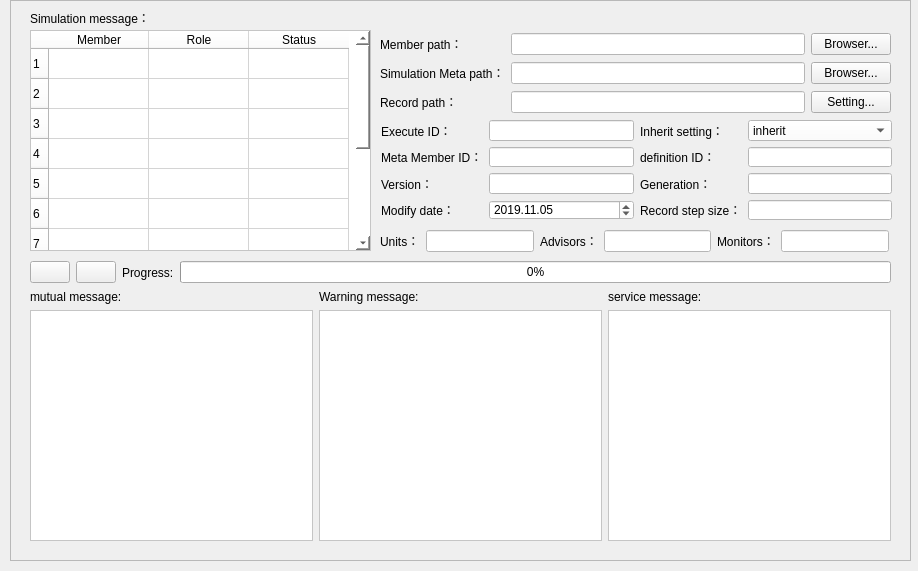
First picture: the form in UI/simulation_exe_Form.ui, repository ANiMA931/simulation_execution_monitoring, before the edit.
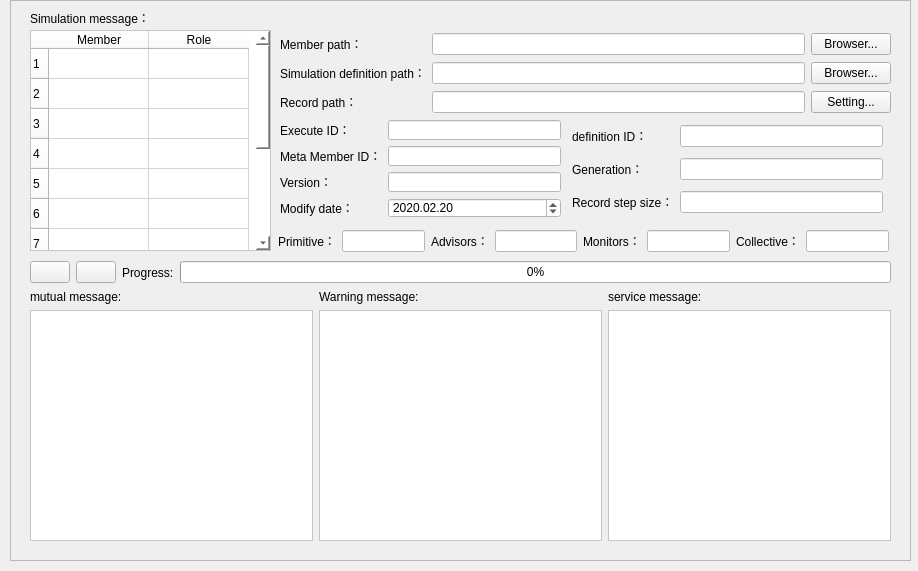
Second picture: the form after the edit. Icons and pictures are not drawn.

The edit to the form file:
```diff
--- a/UI/simulation_exe_Form.ui
+++ b/UI/simulation_exe_Form.ui
@@ -113,7 +113,7 @@
      <rect>
       <x>20</x>
       <y>30</y>
-      <width>341</width>
+      <width>241</width>
       <height>221</height>
      </rect>
     </property>
@@ -185,11 +185,6 @@
       <string>Role</string>
      </property>
     </column>
-    <column>
-     <property name="text">
-      <string>Status</string>
-     </property>
-    </column>
     <item row="0" column="0">
      <property name="text">
       <string/>
@@ -200,11 +195,6 @@
       <string/>
      </property>
     </item>
-    <item row="0" column="2">
-     <property name="text">
-      <string/>
-     </property>
-    </item>
     <item row="1" column="0">
      <property name="text">
       <string/>
@@ -215,11 +205,6 @@
       <string/>
      </property>
     </item>
-    <item row="1" column="2">
-     <property name="text">
-      <string/>
-     </property>
-    </item>
     <item row="2" column="0">
      <property name="text">
       <string/>
@@ -230,11 +215,6 @@
       <string/>
      </property>
     </item>
-    <item row="2" column="2">
-     <property name="text">
-      <string/>
-     </property>
-    </item>
     <item row="3" column="0">
      <property name="text">
       <string/>
@@ -245,11 +225,6 @@
       <string/>
      </property>
     </item>
-    <item row="3" column="2">
-     <property name="text">
-      <string/>
-     </property>
-    </item>
     <item row="4" column="0">
      <property name="text">
       <string/>
@@ -260,11 +235,6 @@
       <string/>
      </property>
     </item>
-    <item row="4" column="2">
-     <property name="text">
-      <string/>
-     </property>
-    </item>
     <item row="5" column="0">
      <property name="text">
       <string/>
@@ -275,11 +245,6 @@
       <string/>
      </property>
     </item>
-    <item row="5" column="2">
-     <property name="text">
-      <string/>
-     </property>
-    </item>
     <item row="6" column="0">
      <property name="text">
       <string/>
@@ -290,11 +255,6 @@
       <string/>
      </property>
     </item>
-    <item row="6" column="2">
-     <property name="text">
-      <string/>
-     </property>
-    </item>
     <item row="7" column="0">
      <property name="text">
       <string/>
@@ -305,11 +265,6 @@
       <string/>
      </property>
     </item>
-    <item row="7" column="2">
-     <property name="text">
-      <string/>
-     </property>
-    </item>
     <item row="8" column="0">
      <property name="text">
       <string/>
@@ -320,11 +275,6 @@
       <string/>
      </property>
     </item>
-    <item row="8" column="2">
-     <property name="text">
-      <string/>
-     </property>
-    </item>
     <item row="9" column="0">
      <property name="text">
       <string/>
@@ -335,11 +285,6 @@
       <string/>
      </property>
     </item>
-    <item row="9" column="2">
-     <property name="text">
-      <string/>
-     </property>
-    </item>
     <item row="10" column="0">
      <property name="text">
       <string/>
@@ -350,11 +295,6 @@
       <string/>
      </property>
     </item>
-    <item row="10" column="2">
-     <property name="text">
-      <string/>
-     </property>
-    </item>
    </widget>
    <widget class="QWidget" name="layoutWidget_3">
     <property name="geometry">
@@ -431,20 +371,107 @@
      </item>
     </layout>
    </widget>
-   <widget class="QWidget" name="layoutWidget_4">
+   <widget class="QWidget" name="layoutWidget_6">
     <property name="geometry">
      <rect>
-      <x>370</x>
+      <x>270</x>
+      <y>32</y>
+      <width>611</width>
+      <height>83</height>
+     </rect>
+    </property>
+    <layout class="QGridLayout" name="gridLayout">
+     <item row="0" column="0">
+      <widget class="QLabel" name="units_dir_label">
+       <property name="text">
+        <string>Member path：</string>
+       </property>
+      </widget>
+     </item>
+     <item row="0" column="1">
+      <widget class="QLineEdit" name="units_dir_path">
+       <property name="styleSheet">
+        <string notr="true">background-color: rgb(255, 255, 255);
+</string>
+       </property>
+       <property name="text">
+        <string/>
+       </property>
+      </widget>
+     </item>
+     <item row="0" column="2">
+      <widget class="QPushButton" name="units_filedialog_btn">
+       <property name="text">
+        <string>Browser...</string>
+       </property>
+      </widget>
+     </item>
+     <item row="1" column="0">
+      <widget class="QLabel" name="simu_meta_dir_label">
+       <property name="text">
+        <string>Simulation definition path：</string>
+       </property>
+      </widget>
+     </item>
+     <item row="1" column="1">
+      <widget class="QLineEdit" name="simu_meta_dir_path">
+       <property name="styleSheet">
+        <string notr="true">background-color: rgb(255, 255, 255);
+</string>
+       </property>
+       <property name="text">
+        <string/>
+       </property>
+      </widget>
+     </item>
+     <item row="1" column="2">
+      <widget class="QPushButton" name="simu_meta_filedialog_btn">
+       <property name="text">
+        <string>Browser...</string>
+       </property>
+      </widget>
+     </item>
+     <item row="2" column="0">
+      <widget class="QLabel" name="record_dir_label">
+       <property name="text">
+        <string>Record path：</string>
+       </property>
+      </widget>
+     </item>
+     <item row="2" column="1">
+      <widget class="QLineEdit" name="record_dir_path">
+       <property name="styleSheet">
+        <string notr="true">background-color: rgb(255, 255, 255);
+</string>
+       </property>
+       <property name="text">
+        <string/>
+       </property>
+      </widget>
+     </item>
+     <item row="2" column="2">
+      <widget class="QPushButton" name="record_filedialog_btn">
+       <property name="text">
+        <string>Setting...</string>
+       </property>
+      </widget>
+     </item>
+    </layout>
+   </widget>
+   <widget class="QWidget" name="layoutWidget">
+    <property name="geometry">
+     <rect>
+      <x>268</x>
       <y>230</y>
-      <width>509</width>
+      <width>611</width>
       <height>22</height>
      </rect>
     </property>
-    <layout class="QHBoxLayout" name="horizontalLayout_6">
+    <layout class="QHBoxLayout" name="horizontalLayout">
      <item>
       <widget class="QLabel" name="label_56">
        <property name="text">
-        <string>Units：</string>
+        <string>Primitive：</string>
        </property>
       </widget>
      </item>
@@ -495,15 +522,33 @@
        </property>
       </widget>
      </item>
+     <item>
+      <widget class="QLabel" name="label_7">
+       <property name="text">
+        <string>Collective：</string>
+       </property>
+      </widget>
+     </item>
+     <item>
+      <widget class="QLineEdit" name="se_ID_edit_7">
+       <property name="styleSheet">
+        <string notr="true">background-color: rgb(255, 255, 255);
+</string>
+       </property>
+       <property name="text">
+        <string/>
+       </property>
+      </widget>
+     </item>
     </layout>
    </widget>
-   <widget class="QWidget" name="layoutWidget_5">
+   <widget class="QWidget" name="">
     <property name="geometry">
      <rect>
-      <x>371</x>
+      <x>270</x>
       <y>120</y>
-      <width>511</width>
-      <height>100</height>
+      <width>281</width>
+      <height>98</height>
      </rect>
     </property>
     <layout class="QGridLayout" name="gridLayout_2">
@@ -525,31 +570,6 @@
        </property>
       </widget>
      </item>
-     <item row="0" column="2">
-      <widget class="QLabel" name="result_handle_label">
-       <property name="text">
-        <string>Inherit setting：</string>
-       </property>
-      </widget>
-     </item>
-     <item row="0" column="3">
-      <widget class="QComboBox" name="result_handle_combobox">
-       <property name="styleSheet">
-        <string notr="true">background-color: rgb(255, 255, 255);
-</string>
-       </property>
-       <item>
-        <property name="text">
-         <string>inherit</string>
-        </property>
-       </item>
-       <item>
-        <property name="text">
-         <string>don't inherit</string>
-        </property>
-       </item>
-      </widget>
-     </item>
      <item row="1" column="0">
       <widget class="QLabel" name="se_ID_label_2">
        <property name="text">
@@ -568,24 +588,6 @@
        </property>
       </widget>
      </item>
-     <item row="1" column="2">
-      <widget class="QLabel" name="se_ID_label_3">
-       <property name="text">
-        <string>definition ID：</string>
-       </property>
-      </widget>
-     </item>
-     <item row="1" column="3">
-      <widget class="QLineEdit" name="se_ID_edit_6">
-       <property name="styleSheet">
-        <string notr="true">background-color: rgb(255, 255, 255);
-</string>
-       </property>
-       <property name="text">
-        <string/>
-       </property>
-      </widget>
-     </item>
      <item row="2" column="0">
       <widget class="QLabel" name="version_label">
        <property name="text">
@@ -604,23 +606,6 @@
        </property>
       </widget>
      </item>
-     <item row="2" column="2">
-      <widget class="QLabel" name="generation_label">
-       <property name="text">
-        <string>Generation：</string>
-       </property>
-      </widget>
-     </item>
-     <item row="2" column="3">
-      <widget class="QLineEdit" name="generation_lineEdit">
-       <property name="styleSheet">
-        <string notr="true">background-color: rgb(255, 255, 255);</string>
-       </property>
-       <property name="text">
-        <string/>
-       </property>
-      </widget>
-     </item>
      <item row="3" column="0">
       <widget class="QLabel" name="modify_date_label">
        <property name="text">
@@ -630,6 +615,9 @@
      </item>
      <item row="3" column="1">
       <widget class="QDateEdit" name="modify_dateEdit">
+       <property name="enabled">
+        <bool>true</bool>
+       </property>
        <property name="styleSheet">
         <string notr="true">background-color: rgb(255, 255, 255);
 </string>
@@ -639,9 +627,9 @@
          <hour>0</hour>
          <minute>0</minute>
          <second>0</second>
-         <year>2019</year>
-         <month>11</month>
-         <day>5</day>
+         <year>2020</year>
+         <month>2</month>
+         <day>20</day>
         </datetime>
        </property>
        <property name="displayFormat">
@@ -649,14 +637,61 @@
        </property>
       </widget>
      </item>
-     <item row="3" column="2">
+    </layout>
+   </widget>
+   <widget class="QWidget" name="">
+    <property name="geometry">
+     <rect>
+      <x>562</x>
+      <y>120</y>
+      <width>311</width>
+      <height>101</height>
+     </rect>
+    </property>
+    <layout class="QGridLayout" name="gridLayout_3">
+     <item row="0" column="0">
+      <widget class="QLabel" name="se_ID_label_3">
+       <property name="text">
+        <string>definition ID：</string>
+       </property>
+      </widget>
+     </item>
+     <item row="0" column="1">
+      <widget class="QLineEdit" name="se_ID_edit_6">
+       <property name="styleSheet">
+        <string notr="true">background-color: rgb(255, 255, 255);
+</string>
+       </property>
+       <property name="text">
+        <string/>
+       </property>
+      </widget>
+     </item>
+     <item row="1" column="0">
+      <widget class="QLabel" name="generation_label">
+       <property name="text">
+        <string>Generation：</string>
+       </property>
+      </widget>
+     </item>
+     <item row="1" column="1">
+      <widget class="QLineEdit" name="generation_lineEdit">
+       <property name="styleSheet">
+        <string notr="true">background-color: rgb(255, 255, 255);</string>
+       </property>
+       <property name="text">
+        <string/>
+       </property>
+      </widget>
+     </item>
+     <item row="2" column="0">
       <widget class="QLabel" name="step_size_label">
        <property name="text">
         <string>Record step size：</string>
        </property>
       </widget>
      </item>
-     <item row="3" column="3">
+     <item row="2" column="1">
       <widget class="QLineEdit" name="step_size_lineEdit">
        <property name="styleSheet">
         <string notr="true">background-color: rgb(255, 255, 255);
@@ -669,93 +704,6 @@
      </item>
     </layout>
    </widget>
-   <widget class="QWidget" name="layoutWidget_6">
-    <property name="geometry">
-     <rect>
-      <x>370</x>
-      <y>32</y>
-      <width>511</width>
-      <height>83</height>
-     </rect>
-    </property>
-    <layout class="QGridLayout" name="gridLayout">
-     <item row="0" column="0">
-      <widget class="QLabel" name="units_dir_label">
-       <property name="text">
-        <string>Member path：</string>
-       </property>
-      </widget>
-     </item>
-     <item row="0" column="1">
-      <widget class="QLineEdit" name="units_dir_path">
-       <property name="styleSheet">
-        <string notr="true">background-color: rgb(255, 255, 255);
-</string>
-       </property>
-       <property name="text">
-        <string/>
-       </property>
-      </widget>
-     </item>
-     <item row="0" column="2">
-      <widget class="QPushButton" name="units_filedialog_btn">
-       <property name="text">
-        <string>Browser...</string>
-       </property>
-      </widget>
-     </item>
-     <item row="1" column="0">
-      <widget class="QLabel" name="simu_meta_dir_label">
-       <property name="text">
-        <string>Simulation Meta path：</string>
-       </property>
-      </widget>
-     </item>
-     <item row="1" column="1">
-      <widget class="QLineEdit" name="simu_meta_dir_path">
-       <property name="styleSheet">
-        <string notr="true">background-color: rgb(255, 255, 255);
-</string>
-       </property>
-       <property name="text">
-        <string/>
-       </property>
-      </widget>
-     </item>
-     <item row="1" column="2">
-      <widget class="QPushButton" name="simu_meta_filedialog_btn">
-       <property name="text">
-        <string>Browser...</string>
-       </property>
-      </widget>
-     </item>
-     <item row="2" column="0">
-      <widget class="QLabel" name="record_dir_label">
-       <property name="text">
-        <string>Record path：</string>
-       </property>
-      </widget>
-     </item>
-     <item row="2" column="1">
-      <widget class="QLineEdit" name="record_dir_path">
-       <property name="styleSheet">
-        <string notr="true">background-color: rgb(255, 255, 255);
-</string>
-       </property>
-       <property name="text">
-        <string/>
-       </property>
-      </widget>
-     </item>
-     <item row="2" column="2">
-      <widget class="QPushButton" name="record_filedialog_btn">
-       <property name="text">
-        <string>Setting...</string>
-       </property>
-      </widget>
-     </item>
-    </layout>
-   </widget>
   </widget>
  </widget>
  <resources>
```
Left out of the diff: 6 changed lines with no effect on the pictures.
